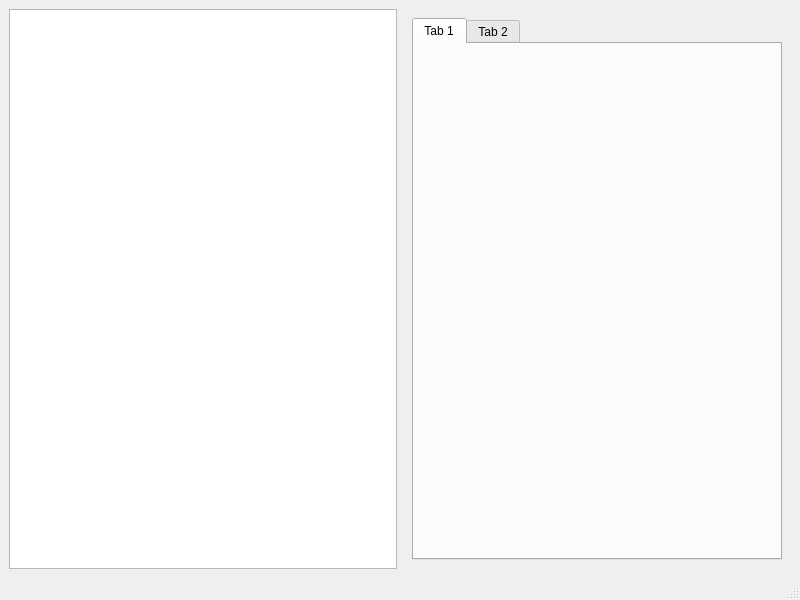
Old version of the form arduinoform_corwin.ui in the repository SARL-Engineering/shuttle_gui.
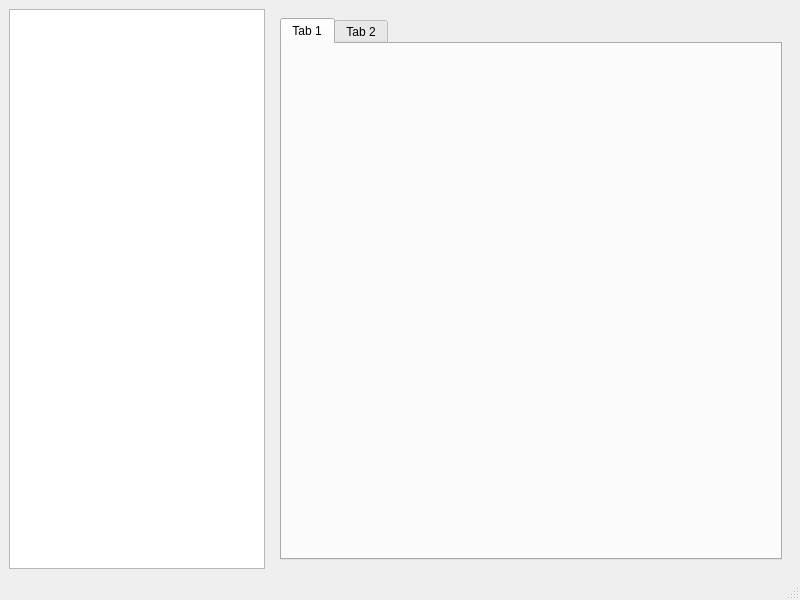
New version of the form.

Commit message: added welcome window, working on file outputs

Diff of the .ui file:
```diff
--- a/arduinoform_corwin.ui
+++ b/arduinoform_corwin.ui
@@ -39,7 +39,14 @@
      </widget>
     </item>
     <item row="0" column="0">
-     <widget class="QListWidget" name="id_list_widget"/>
+     <widget class="QListWidget" name="id_list_widget">
+      <property name="sizePolicy">
+       <sizepolicy hsizetype="Fixed" vsizetype="Expanding">
+        <horstretch>0</horstretch>
+        <verstretch>0</verstretch>
+       </sizepolicy>
+      </property>
+     </widget>
     </item>
    </layout>
   </widget>
```
The commit also changes 5 other files.
